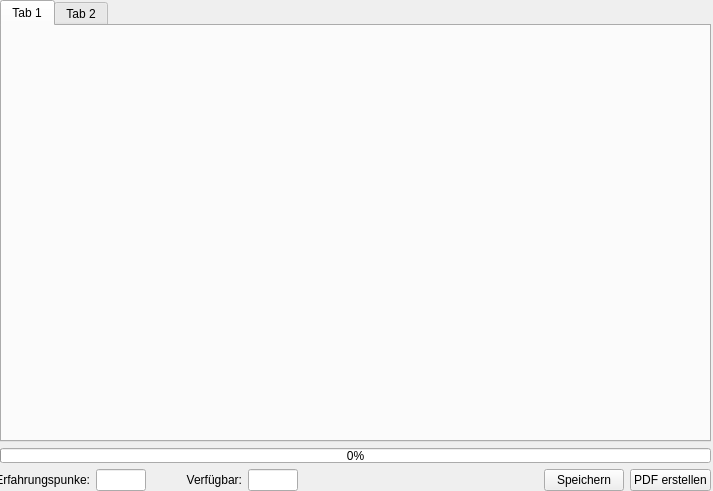
Aeolitus/Sephrasto, file UI/CharakterMain.ui: the form before one commit.
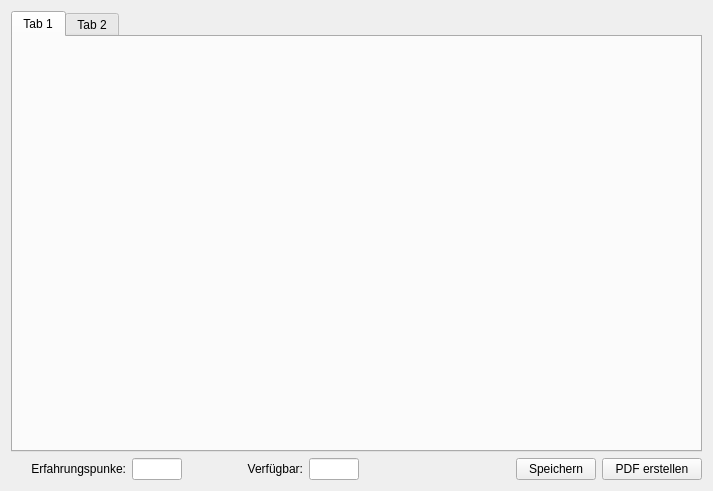
The form after the commit.

Commit message: Reworked GUI for picking talents as dialog. Wrote class for picking talents. Tested and working. Wrote new GUI for abilities.

The edit to the form file:
```diff
--- a/UI/CharakterMain.ui
+++ b/UI/CharakterMain.ui
@@ -13,15 +13,8 @@
   <property name="windowTitle">
    <string>Sephrasto - Charakter erstellen</string>
   </property>
-  <widget class="QWidget" name="verticalLayoutWidget">
-   <property name="geometry">
-    <rect>
-     <x>0</x>
-     <y>0</y>
-     <width>711</width>
-     <height>491</height>
-    </rect>
-   </property>
+  <layout class="QGridLayout" name="gridLayout">
+   <item row="0" column="0">
    <layout class="QVBoxLayout" name="verticalLayout">
     <item>
      <layout class="QHBoxLayout" name="horizontalLayout">
@@ -41,44 +34,19 @@
       </item>
      </layout>
     </item>
-    <item>
-     <widget class="QProgressBar" name="progressBar">
-      <property name="minimumSize">
-       <size>
-        <width>0</width>
-        <height>15</height>
-       </size>
-      </property>
-      <property name="maximumSize">
-       <size>
-        <width>16777215</width>
-        <height>15</height>
-       </size>
-      </property>
-      <property name="value">
-       <number>0</number>
-      </property>
-      <property name="alignment">
-       <set>Qt::AlignCenter</set>
-      </property>
-      <property name="invertedAppearance">
-       <bool>false</bool>
-      </property>
-     </widget>
-    </item>
     <item>
      <layout class="QHBoxLayout" name="horizontalLayout_2">
       <item>
        <widget class="QLabel" name="label">
         <property name="minimumSize">
          <size>
-          <width>90</width>
+           <width>115</width>
           <height>0</height>
          </size>
         </property>
         <property name="maximumSize">
          <size>
-          <width>90</width>
+           <width>16777215</width>
           <height>16777215</height>
          </size>
         </property>
@@ -122,13 +90,13 @@
        <widget class="QLabel" name="label_2">
         <property name="minimumSize">
          <size>
-          <width>90</width>
+           <width>115</width>
           <height>0</height>
          </size>
         </property>
         <property name="maximumSize">
          <size>
-          <width>90</width>
+           <width>16777215</width>
           <height>16777215</height>
          </size>
         </property>
@@ -171,6 +139,12 @@
       </item>
       <item>
        <widget class="QPushButton" name="buttonSave">
+         <property name="minimumSize">
+          <size>
+           <width>75</width>
+           <height>0</height>
+          </size>
+         </property>
         <property name="text">
          <string>Speichern</string>
         </property>
@@ -178,6 +152,12 @@
       </item>
       <item>
        <widget class="QPushButton" name="buttonSavePDF">
+         <property name="minimumSize">
+          <size>
+           <width>100</width>
+           <height>0</height>
+          </size>
+         </property>
         <property name="maximumSize">
          <size>
           <width>16777214</width>
@@ -192,7 +172,8 @@
      </layout>
     </item>
    </layout>
-  </widget>
+   </item>
+  </layout>
  </widget>
  <resources/>
  <connections/>
```
Lines whose indentation alone changed are shown as unchanged. The commit also changes 5 other files.
